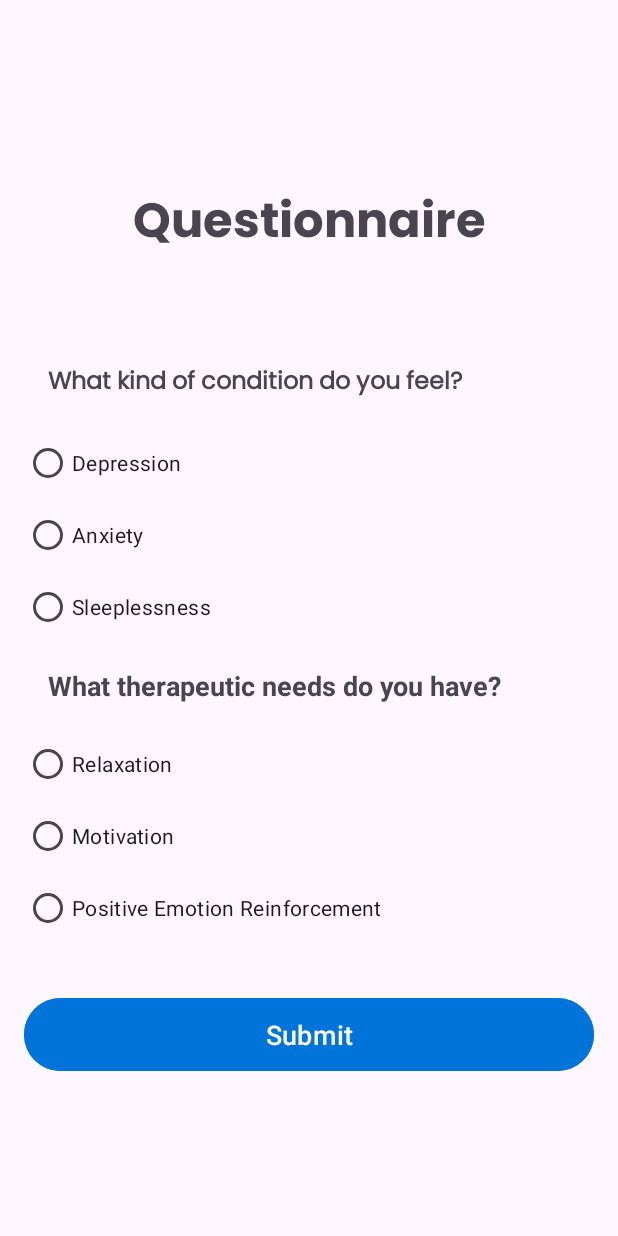
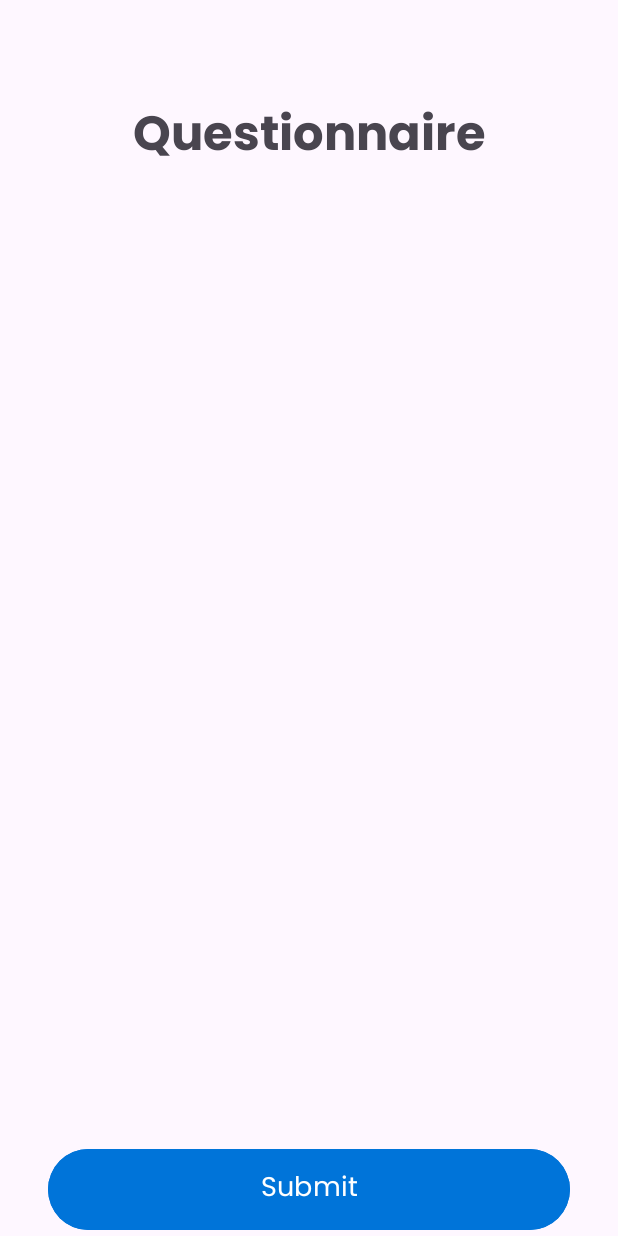
Before and after one commit to PsyHeart-Capstone-Project/Mobile-Development, an Android app: the layout activity_questionnaire.xml on its own in the app's theme, with its tools: preview values and no code run, on a phone screen of 412 x 824 dp. Run offline under Robolectric (Android 15) with nearby library versions, the phone set to English and light mode, and no system bars.

Commit message:
Update activity_questionnaire

```diff
--- a/app/src/main/res/layout/activity_questionnaire.xml
+++ b/app/src/main/res/layout/activity_questionnaire.xml
@@ -5,107 +5,39 @@
     android:id="@+id/main"
     android:layout_width="match_parent"
     android:layout_height="match_parent"
-    tools:context=".ui.questionnaire.QuestionnaireActivity">
+    tools:context=".ui.questionnaire.GuideActivity">
 
-    <LinearLayout
-        android:id="@+id/questionnaire_layout"
+    <TextView
+        android:id="@+id/questionnaireGuide"
+        android:layout_width="0dp"
+        android:layout_height="wrap_content"
+        android:layout_marginStart="32dp"
+        android:layout_marginTop="64dp"
+        android:layout_marginEnd="32dp"
+        android:fontFamily="@font/poppins_bold"
+        android:gravity="center"
+        android:text="@string/questionnaire"
+        android:textSize="32sp"
+        app:layout_constraintEnd_toEndOf="parent"
+        app:layout_constraintStart_toStartOf="parent"
+        app:layout_constraintTop_toTopOf="parent" />
+
+
+    <Button
+        android:id="@+id/button_next"
         android:layout_width="match_parent"
         android:layout_height="wrap_content"
-        android:orientation="vertical"
-        android:padding="16dp"
+        android:layout_marginStart="32dp"
+        android:layout_marginEnd="32dp"
+        android:backgroundTint="@color/blue"
+        android:fontFamily="@font/poppins_regular"
+        android:padding="12dp"
+        android:text="@string/button_submit"
+        android:textColor="@color/white"
+        android:textSize="18sp"
         app:layout_constraintBottom_toBottomOf="parent"
         app:layout_constraintEnd_toEndOf="parent"
         app:layout_constraintStart_toStartOf="parent"
-        app:layout_constraintTop_toTopOf="parent">
+        app:layout_constraintVertical_bias="0.8" />
 
-        <TextView
-            android:layout_width="match_parent"
-            android:layout_height="wrap_content"
-            android:gravity="center"
-            android:padding="16dp"
-            android:text="@string/questionnaire"
-            android:textSize="32sp"
-            android:textStyle="bold"
-            android:fontFamily="@font/poppins_bold" />
-
-        <TextView
-            android:layout_width="match_parent"
-            android:layout_height="wrap_content"
-            android:layout_marginTop="32dp"
-            android:padding="16dp"
-            android:text="@string/question1"
-            android:textSize="16sp"
-            android:textStyle="bold"
-            android:fontFamily="@font/poppins_regular"/>
-
-        <RadioGroup
-            android:id="@+id/radio_group_condition"
-            android:layout_width="match_parent"
-            android:layout_height="wrap_content"
-            android:orientation="vertical">
-
-            <RadioButton
-                android:id="@+id/radio_button_depression"
-                android:layout_width="match_parent"
-                android:layout_height="wrap_content"
-                android:text="@string/button_depression" />
-
-            <RadioButton
-                android:id="@+id/radio_button_anxiety"
-                android:layout_width="match_parent"
-                android:layout_height="wrap_content"
-                android:text="@string/button_anxiety" />
-
-            <RadioButton
-                android:id="@+id/radio_button_sleeplessness"
-                android:layout_width="match_parent"
-                android:layout_height="wrap_content"
-                android:text="@string/button_sleeplessness" />
-
-        </RadioGroup>
-
-        <TextView
-            android:layout_width="match_parent"
-            android:layout_height="wrap_content"
-            android:padding="16dp"
-            android:text="@string/question2"
-            android:textSize="18sp"
-            android:textStyle="bold" />
-
-        <RadioGroup
-            android:id="@+id/radio_group_need"
-            android:layout_width="match_parent"
-            android:layout_height="wrap_content"
-            android:orientation="vertical">
-
-            <RadioButton
-                android:id="@+id/radio_button_relaxation"
-                android:layout_width="match_parent"
-                android:layout_height="wrap_content"
-                android:text="@string/button_relaxation" />
-
-            <RadioButton
-                android:id="@+id/radio_button_motivation"
-                android:layout_width="match_parent"
-                android:layout_height="wrap_content"
-                android:text="@string/button_motivation" />
-
-            <RadioButton
-                android:id="@+id/radio_button_positive_emotion_reinforcement"
-                android:layout_width="match_parent"
-                android:layout_height="wrap_content"
-                android:text="@string/button_positive_emotion_reinforcement" />
-        </RadioGroup>
-
-        <Button
-            android:layout_width="match_parent"
-            android:layout_height="wrap_content"
-            android:layout_marginTop="32dp"
-            android:backgroundTint="@color/blue"
-            android:padding="12dp"
-            android:text="@string/button_submit"
-            android:textSize="18sp"
-            android:textColor="@color/white" />
-
-    </LinearLayout>
 </androidx.constraintlayout.widget.ConstraintLayout>
```
